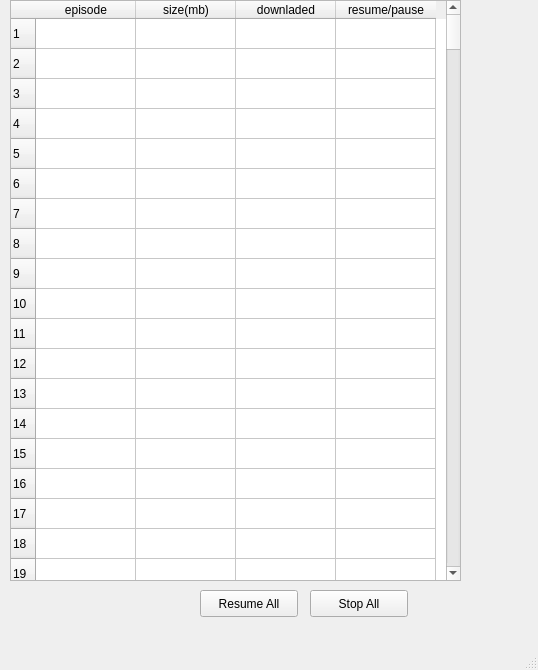
This is untitled.ui in toggled/dballz_downloader as Qt 5 draws it before an edit. The edited form follows.
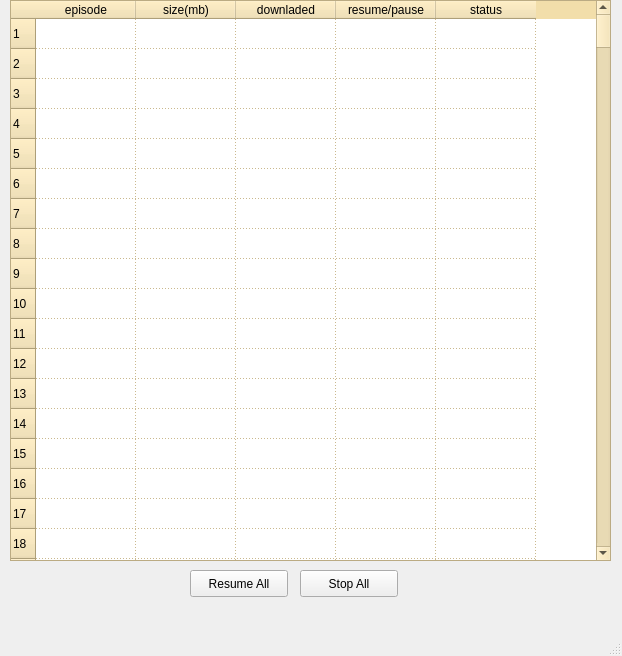
This is the edited form.

Commit message: changed ui(added a status column)

```diff
--- a/untitled.ui
+++ b/untitled.ui
@@ -6,8 +6,8 @@
    <rect>
     <x>0</x>
     <y>0</y>
-    <width>538</width>
-    <height>670</height>
+    <width>622</width>
+    <height>656</height>
    </rect>
   </property>
   <property name="windowTitle">
@@ -19,16 +19,440 @@
      <rect>
       <x>10</x>
       <y>0</y>
-      <width>451</width>
-      <height>581</height>
+      <width>601</width>
+      <height>561</height>
      </rect>
     </property>
+    <property name="palette">
+     <palette>
+      <active>
+       <colorrole role="WindowText">
+        <brush brushstyle="SolidPattern">
+         <color alpha="255">
+          <red>0</red>
+          <green>0</green>
+          <blue>0</blue>
+         </color>
+        </brush>
+       </colorrole>
+       <colorrole role="Button">
+        <brush brushstyle="SolidPattern">
+         <color alpha="255">
+          <red>242</red>
+          <green>222</green>
+          <blue>170</blue>
+         </color>
+        </brush>
+       </colorrole>
+       <colorrole role="Light">
+        <brush brushstyle="SolidPattern">
+         <color alpha="255">
+          <red>255</red>
+          <green>255</green>
+          <blue>255</blue>
+         </color>
+        </brush>
+       </colorrole>
+       <colorrole role="Midlight">
+        <brush brushstyle="SolidPattern">
+         <color alpha="255">
+          <red>248</red>
+          <green>238</green>
+          <blue>212</blue>
+         </color>
+        </brush>
+       </colorrole>
+       <colorrole role="Dark">
+        <brush brushstyle="SolidPattern">
+         <color alpha="255">
+          <red>121</red>
+          <green>111</green>
+          <blue>85</blue>
+         </color>
+        </brush>
+       </colorrole>
+       <colorrole role="Mid">
+        <brush brushstyle="SolidPattern">
+         <color alpha="255">
+          <red>161</red>
+          <green>148</green>
+          <blue>113</blue>
+         </color>
+        </brush>
+       </colorrole>
+       <colorrole role="Text">
+        <brush brushstyle="SolidPattern">
+         <color alpha="255">
+          <red>0</red>
+          <green>0</green>
+          <blue>0</blue>
+         </color>
+        </brush>
+       </colorrole>
+       <colorrole role="BrightText">
+        <brush brushstyle="SolidPattern">
+         <color alpha="255">
+          <red>255</red>
+          <green>255</green>
+          <blue>255</blue>
+         </color>
+        </brush>
+       </colorrole>
+       <colorrole role="ButtonText">
+        <brush brushstyle="SolidPattern">
+         <color alpha="255">
+          <red>0</red>
+          <green>0</green>
+          <blue>0</blue>
+         </color>
+        </brush>
+       </colorrole>
+       <colorrole role="Base">
+        <brush brushstyle="SolidPattern">
+         <color alpha="255">
+          <red>255</red>
+          <green>255</green>
+          <blue>255</blue>
+         </color>
+        </brush>
+       </colorrole>
+       <colorrole role="Window">
+        <brush brushstyle="SolidPattern">
+         <color alpha="255">
+          <red>242</red>
+          <green>222</green>
+          <blue>170</blue>
+         </color>
+        </brush>
+       </colorrole>
+       <colorrole role="Shadow">
+        <brush brushstyle="SolidPattern">
+         <color alpha="255">
+          <red>0</red>
+          <green>0</green>
+          <blue>0</blue>
+         </color>
+        </brush>
+       </colorrole>
+       <colorrole role="AlternateBase">
+        <brush brushstyle="SolidPattern">
+         <color alpha="255">
+          <red>248</red>
+          <green>238</green>
+          <blue>212</blue>
+         </color>
+        </brush>
+       </colorrole>
+       <colorrole role="ToolTipBase">
+        <brush brushstyle="SolidPattern">
+         <color alpha="255">
+          <red>255</red>
+          <green>255</green>
+          <blue>220</blue>
+         </color>
+        </brush>
+       </colorrole>
+       <colorrole role="ToolTipText">
+        <brush brushstyle="SolidPattern">
+         <color alpha="255">
+          <red>0</red>
+          <green>0</green>
+          <blue>0</blue>
+         </color>
+        </brush>
+       </colorrole>
+      </active>
+      <inactive>
+       <colorrole role="WindowText">
+        <brush brushstyle="SolidPattern">
+         <color alpha="255">
+          <red>0</red>
+          <green>0</green>
+          <blue>0</blue>
+         </color>
+        </brush>
+       </colorrole>
+       <colorrole role="Button">
+        <brush brushstyle="SolidPattern">
+         <color alpha="255">
+          <red>242</red>
+          <green>222</green>
+          <blue>170</blue>
+         </color>
+        </brush>
+       </colorrole>
+       <colorrole role="Light">
+        <brush brushstyle="SolidPattern">
+         <color alpha="255">
+          <red>255</red>
+          <green>255</green>
+          <blue>255</blue>
+         </color>
+        </brush>
+       </colorrole>
+       <colorrole role="Midlight">
+        <brush brushstyle="SolidPattern">
+         <color alpha="255">
+          <red>248</red>
+          <green>238</green>
+          <blue>212</blue>
+         </color>
+        </brush>
+       </colorrole>
+       <colorrole role="Dark">
+        <brush brushstyle="SolidPattern">
+         <color alpha="255">
+          <red>121</red>
+          <green>111</green>
+          <blue>85</blue>
+         </color>
+        </brush>
+       </colorrole>
+       <colorrole role="Mid">
+        <brush brushstyle="SolidPattern">
+         <color alpha="255">
+          <red>161</red>
+          <green>148</green>
+          <blue>113</blue>
+         </color>
+        </brush>
+       </colorrole>
+       <colorrole role="Text">
+        <brush brushstyle="SolidPattern">
+         <color alpha="255">
+          <red>0</red>
+          <green>0</green>
+          <blue>0</blue>
+         </color>
+        </brush>
+       </colorrole>
+       <colorrole role="BrightText">
+        <brush brushstyle="SolidPattern">
+         <color alpha="255">
+          <red>255</red>
+          <green>255</green>
+          <blue>255</blue>
+         </color>
+        </brush>
+       </colorrole>
+       <colorrole role="ButtonText">
+        <brush brushstyle="SolidPattern">
+         <color alpha="255">
+          <red>0</red>
+          <green>0</green>
+          <blue>0</blue>
+         </color>
+        </brush>
+       </colorrole>
+       <colorrole role="Base">
+        <brush brushstyle="SolidPattern">
+         <color alpha="255">
+          <red>255</red>
+          <green>255</green>
+          <blue>255</blue>
+         </color>
+        </brush>
+       </colorrole>
+       <colorrole role="Window">
+        <brush brushstyle="SolidPattern">
+         <color alpha="255">
+          <red>242</red>
+          <green>222</green>
+          <blue>170</blue>
+         </color>
+        </brush>
+       </colorrole>
+       <colorrole role="Shadow">
+        <brush brushstyle="SolidPattern">
+         <color alpha="255">
+          <red>0</red>
+          <green>0</green>
+          <blue>0</blue>
+         </color>
+        </brush>
+       </colorrole>
+       <colorrole role="AlternateBase">
+        <brush brushstyle="SolidPattern">
+         <color alpha="255">
+          <red>248</red>
+          <green>238</green>
+          <blue>212</blue>
+         </color>
+        </brush>
+       </colorrole>
+       <colorrole role="ToolTipBase">
+        <brush brushstyle="SolidPattern">
+         <color alpha="255">
+          <red>255</red>
+          <green>255</green>
+          <blue>220</blue>
+         </color>
+        </brush>
+       </colorrole>
+       <colorrole role="ToolTipText">
+        <brush brushstyle="SolidPattern">
+         <color alpha="255">
+          <red>0</red>
+          <green>0</green>
+          <blue>0</blue>
+         </color>
+        </brush>
+       </colorrole>
+      </inactive>
+      <disabled>
+       <colorrole role="WindowText">
+        <brush brushstyle="SolidPattern">
+         <color alpha="255">
+          <red>121</red>
+          <green>111</green>
+          <blue>85</blue>
+         </color>
+        </brush>
+       </colorrole>
+       <colorrole role="Button">
+        <brush brushstyle="SolidPattern">
+         <color alpha="255">
+          <red>242</red>
+          <green>222</green>
+          <blue>170</blue>
+         </color>
+        </brush>
+       </colorrole>
+       <colorrole role="Light">
+        <brush brushstyle="SolidPattern">
+         <color alpha="255">
+          <red>255</red>
+          <green>255</green>
+          <blue>255</blue>
+         </color>
+        </brush>
+       </colorrole>
+       <colorrole role="Midlight">
+        <brush brushstyle="SolidPattern">
+         <color alpha="255">
+          <red>248</red>
+          <green>238</green>
+          <blue>212</blue>
+         </color>
+        </brush>
+       </colorrole>
+       <colorrole role="Dark">
+        <brush brushstyle="SolidPattern">
+         <color alpha="255">
+          <red>121</red>
+          <green>111</green>
+          <blue>85</blue>
+         </color>
+        </brush>
+       </colorrole>
+       <colorrole role="Mid">
+        <brush brushstyle="SolidPattern">
+         <color alpha="255">
+          <red>161</red>
+          <green>148</green>
+          <blue>113</blue>
+         </color>
+        </brush>
+       </colorrole>
+       <colorrole role="Text">
+        <brush brushstyle="SolidPattern">
+         <color alpha="255">
+          <red>121</red>
+          <green>111</green>
+          <blue>85</blue>
+         </color>
+        </brush>
+       </colorrole>
+       <colorrole role="BrightText">
+        <brush brushstyle="SolidPattern">
+         <color alpha="255">
+          <red>255</red>
+          <green>255</green>
+          <blue>255</blue>
+         </color>
+        </brush>
+       </colorrole>
+       <colorrole role="ButtonText">
+        <brush brushstyle="SolidPattern">
+         <color alpha="255">
+          <red>121</red>
+          <green>111</green>
+          <blue>85</blue>
+         </color>
+        </brush>
+       </colorrole>
+       <colorrole role="Base">
+        <brush brushstyle="SolidPattern">
+         <color alpha="255">
+          <red>242</red>
+          <green>222</green>
+          <blue>170</blue>
+         </color>
+        </brush>
+       </colorrole>
+       <colorrole role="Window">
+        <brush brushstyle="SolidPattern">
+         <color alpha="255">
+          <red>242</red>
+          <green>222</green>
+          <blue>170</blue>
+         </color>
+        </brush>
+       </colorrole>
+       <colorrole role="Shadow">
+        <brush brushstyle="SolidPattern">
+         <color alpha="255">
+          <red>0</red>
+          <green>0</green>
+          <blue>0</blue>
+         </color>
+        </brush>
+       </colorrole>
+       <colorrole role="AlternateBase">
+        <brush brushstyle="SolidPattern">
+         <color alpha="255">
+          <red>242</red>
+          <green>222</green>
+          <blue>170</blue>
+         </color>
+        </brush>
+       </colorrole>
+       <colorrole role="ToolTipBase">
+        <brush brushstyle="SolidPattern">
+         <color alpha="255">
+          <red>255</red>
+          <green>255</green>
+          <blue>220</blue>
+         </color>
+        </brush>
+       </colorrole>
+       <colorrole role="ToolTipText">
+        <brush brushstyle="SolidPattern">
+         <color alpha="255">
+          <red>0</red>
+          <green>0</green>
+          <blue>0</blue>
+         </color>
+        </brush>
+       </colorrole>
+      </disabled>
+     </palette>
+    </property>
     <property name="lineWidth">
      <number>1</number>
     </property>
     <property name="editTriggers">
      <set>QAbstractItemView::NoEditTriggers</set>
     </property>
+    <property name="textElideMode">
+     <enum>Qt::ElideMiddle</enum>
+    </property>
+    <property name="showGrid">
+     <bool>true</bool>
+    </property>
+    <property name="gridStyle">
+     <enum>Qt::DotLine</enum>
+    </property>
     <property name="rowCount">
      <number>291</number>
     </property>
@@ -343,6 +767,11 @@
       <string>resume/pause</string>
      </property>
     </column>
+    <column>
+     <property name="text">
+      <string>status</string>
+     </property>
+    </column>
     <item row="0" column="3">
      <property name="text">
       <string/>
@@ -489,8 +918,8 @@
    <widget class="QPushButton" name="stopall">
     <property name="geometry">
      <rect>
-      <x>310</x>
-      <y>590</y>
+      <x>300</x>
+      <y>570</y>
       <width>98</width>
       <height>27</height>
      </rect>
@@ -502,8 +931,8 @@
    <widget class="QPushButton" name="resumeall">
     <property name="geometry">
      <rect>
-      <x>200</x>
-      <y>590</y>
+      <x>190</x>
+      <y>570</y>
       <width>98</width>
       <height>27</height>
      </rect>
```
Left out of the diff: 5 changed lines with no effect on the pictures. The commit also changes 9 other files.
